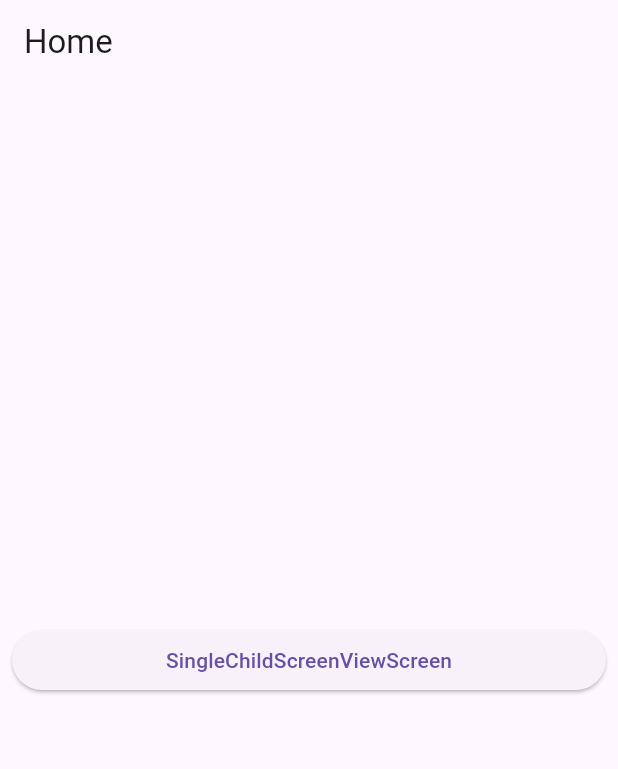
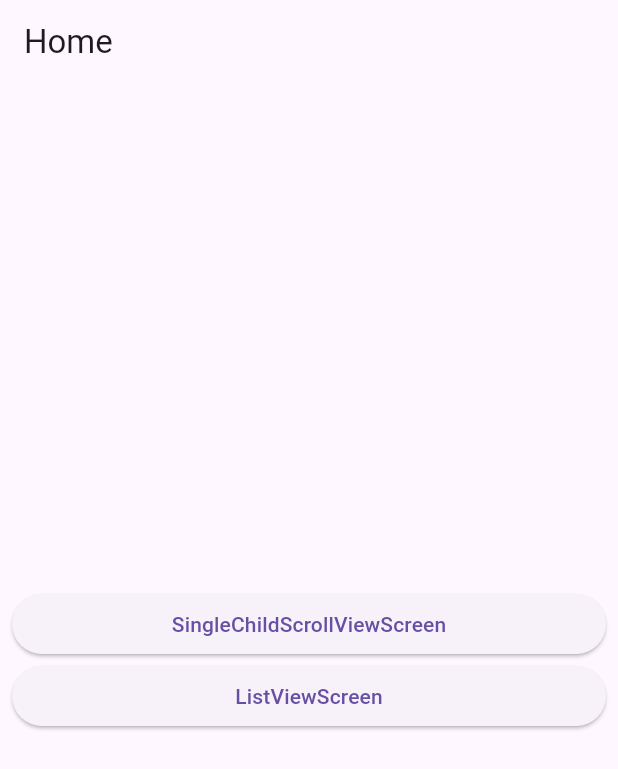
Before and after one commit to kdc7140/Flutter, a Flutter app: the screen it shows after launch, on a phone screen of 412 x 824 dp. Shown: the top 769 px of the screen. Run offline on Flutter 3.47's test engine with Material 3 defaults, Android fonts, the phone set to English and light mode, and no system bars; our stand-ins replace drift, geolocator, get_it, google_maps_flutter, image_picker and 4 more; missing offline and left inert: agora_rtc_engine, dart:ffi; accounts and stored records are empty; generated files the repository leaves out were written again.

Commit message:
scrollable widget(list view)

```diff
--- a/scrollable_widget/lib/screen/home_screen.dart
+++ b/scrollable_widget/lib/screen/home_screen.dart
@@ -1,10 +1,32 @@
 import 'package:flutter/material.dart';
+import 'package:scrollable_widget/screen/list_view_screen.dart';
 import 'package:scrollable_widget/screen/single_child_scroll_view_screen.dart';
 
 import '../layout/main_layout.dart';
 
+class ScreenModel {
+  final WidgetBuilder builder;
+  final String name;
+
+  ScreenModel({
+    required this.builder,
+    required this.name,
+  });
+}
+
 class HomeScreen extends StatelessWidget {
-  const HomeScreen({super.key});
+  final screens = [
+    ScreenModel(
+      builder: (_) => SingleChildScrollViewScreen(),
+      name: "SingleChildScrollViewScreen",
+    ),
+    ScreenModel(
+      builder: (_) => ListViewScreen(),
+      name: "ListViewScreen",
+    )
+  ];
+
+  HomeScreen({super.key});
 
   @override
   Widget build(BuildContext context) {
@@ -15,18 +37,14 @@ class HomeScreen extends StatelessWidget {
         child: Column(
           mainAxisAlignment: MainAxisAlignment.center,
           crossAxisAlignment: CrossAxisAlignment.stretch,
-          children: [
-            ElevatedButton(
+          children: screens.map(
+            (screen) => ElevatedButton(
               onPressed: () {
-                Navigator.of(context).push(
-                  MaterialPageRoute(
-                    builder: (_) => SingleChildScrollViewScreen(),
-                  ),
-                );
+                Navigator.of(context).push(MaterialPageRoute(builder: screen.builder));
               },
-              child: Text('SingleChildScreenViewScreen'),
+              child: Text(screen.name),
             ),
-          ],
+          ).toList(),
         ),
       ),
     );
```
Also changed, not shown: scrollable_widget/lib/screen/list_view_screen.dart (added, +70 -0 lines).
